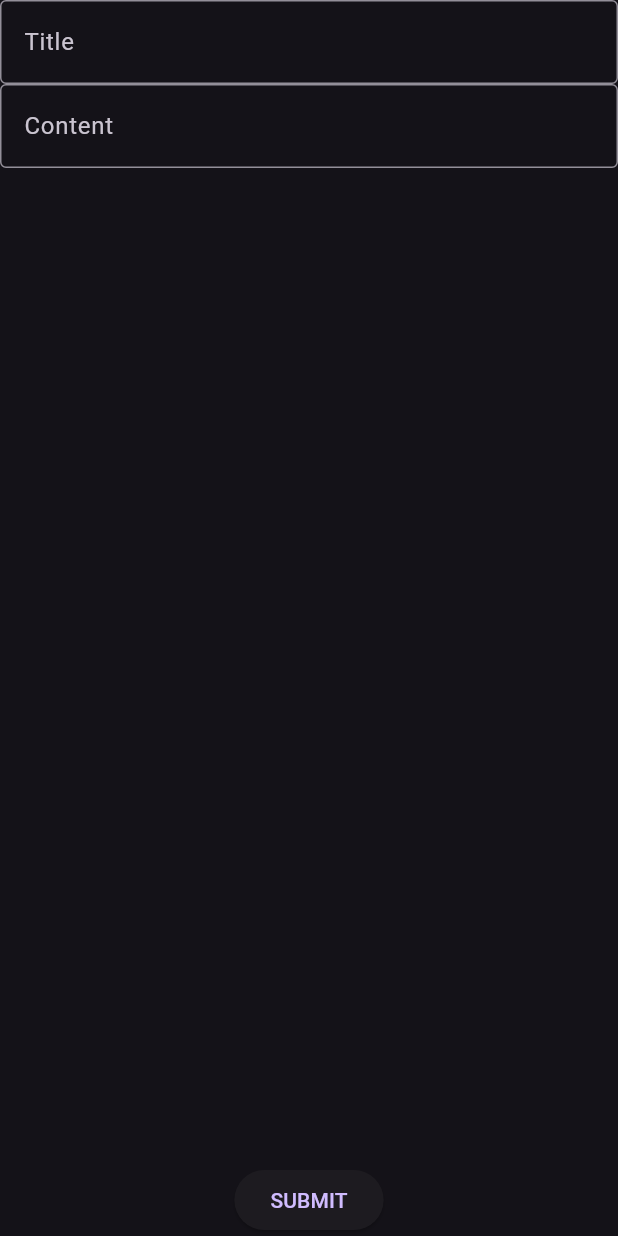
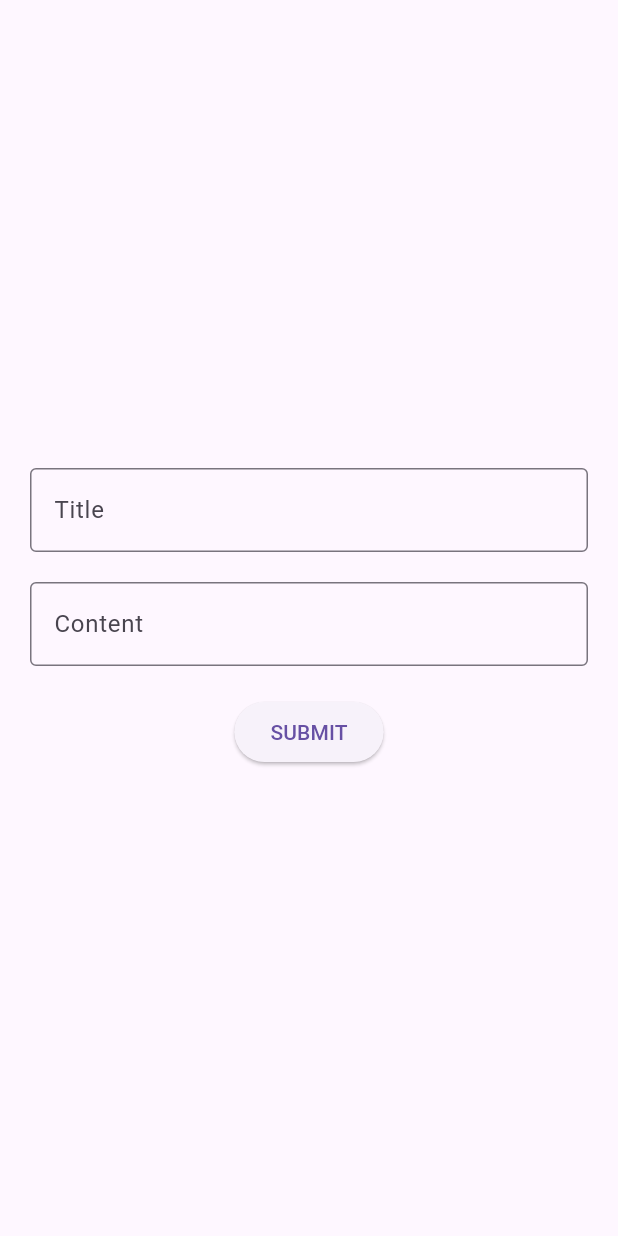
Before and after one commit to daffa370/local_database_reka, a Flutter app: the screen it shows after launch, after a tap on the "add" icon, on a phone screen of 412 x 824 dp. Run offline on Flutter 3.47's test engine with Material 3 defaults, Android fonts, the light colour scheme and no system bars; our stand-ins replace get, sqflite; accounts and stored records are empty.

Commit message:
belajar dari bang reka

```diff
--- a/lib/main.dart
+++ b/lib/main.dart
@@ -18,7 +18,8 @@ class MainApp extends StatelessWidget {
   @override
   Widget build(BuildContext context) {
     return GetMaterialApp(
-      theme: ThemeData.dark(useMaterial3: true),
+      theme: ThemeData.light(useMaterial3: true),
+      debugShowCheckedModeBanner: false,
       initialRoute: "/",
       initialBinding: HomeBindings(),
       getPages: [
--- a/lib/pages/create/create.dart
+++ b/lib/pages/create/create.dart
@@ -8,21 +8,31 @@ class CreatePage extends GetView<CreateController> {
   @override
   Widget build(BuildContext context) {
     return Scaffold(
-      body: Column(
+      body: Container(
+        margin: EdgeInsets.symmetric(horizontal: 20),
+        child: Column(
+          mainAxisAlignment: MainAxisAlignment.center,
           children: [
             TextField(
               controller: controller.titleController,
               decoration: InputDecoration(
                   labelText: "Title", border: OutlineInputBorder()),
             ),
+            SizedBox(
+              height: 20,
+            ),
             TextField(
               controller: controller.contentController,
               decoration: InputDecoration(
                   labelText: "Content", border: OutlineInputBorder()),
             ),
-          Spacer(),
-          ElevatedButton(onPressed: controller.onSubmit, child: Text("SUBMIT")),
+            SizedBox(
+              height: 20,
+            ),
+            ElevatedButton(
+                onPressed: controller.onSubmit, child: Text("SUBMIT")),
           ],
+        ),
       ),
     );
   }
```
Also changed, not shown: 1 other file. Lines whose indentation alone changed are shown as unchanged.
